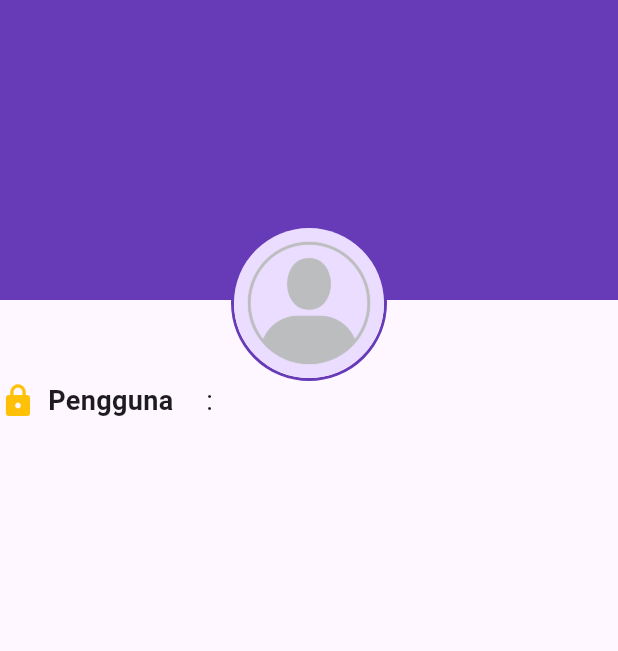
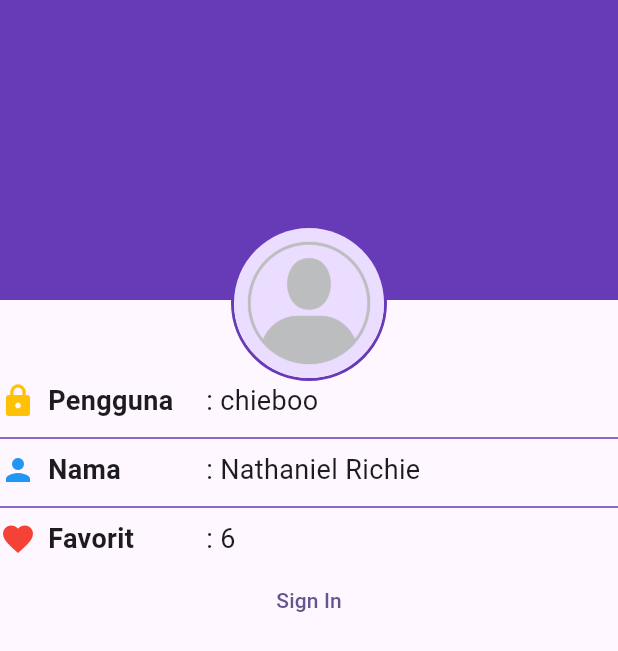
Before and after one commit to RichieRAWR-666/flutter_pab1, a Flutter app: the screen it shows after launch, on a phone screen of 412 x 824 dp. Shown: the top 651 px of the screen. Run offline on Flutter 3.47's test engine with Material 3 defaults, Android fonts, the phone set to English and light mode, and no system bars.

Commit message:
update profile screen
tambah info action

```diff
--- a/lib/screens/profile_screen.dart
+++ b/lib/screens/profile_screen.dart
@@ -11,9 +11,9 @@ class ProfileScreen extends StatefulWidget {
 class _ProfileScreenState extends State<ProfileScreen> {
   // todo 1 variabel
   bool isSignedIn = false;
-  String fullName = '';
-  String userName = '';
-  int favoriteCandiCount = 0;
+  String fullName = 'Nathaniel Richie';
+  String userName = 'chieboo';
+  int favoriteCandiCount = 6;
 
   @override
   Widget build(BuildContext context) {
@@ -59,7 +59,7 @@ class _ProfileScreenState extends State<ProfileScreen> {
           //todo 3 profile Info
           Row(children: [
             SizedBox(
-              width: MediaQuery.of(context).size.width / 3,
+              width: MediaQuery.of(context).size.width/ 3,
               child: const Row(children: [
             Icon(Icons.lock, color: Colors.amber),
             SizedBox(width: 8),
@@ -72,6 +72,46 @@ class _ProfileScreenState extends State<ProfileScreen> {
           style: const TextStyle(fontSize: 18)),
       ),
     ]),
+      SizedBox(height: 4,),
+      Divider(color: Colors.deepPurple,),
+      Row(children: [
+            SizedBox(
+              width: MediaQuery.of(context).size.width/ 3,
+              child: const Row(children: [
+            Icon(Icons.person, color: Colors.blue),
+            SizedBox(width: 8),
+            Text('Nama', style: TextStyle(
+              fontSize: 18, fontWeight: FontWeight.bold)),
+          ]),
+        ),
+        Expanded(
+          child: Text(': $fullName',
+          style: const TextStyle(fontSize: 18)),
+      ),
+        if (isSignedIn) const Icon(Icons.edit),
+    ]),
+    SizedBox(height: 4,),
+      Divider(color: Colors.deepPurple,),
+      Row(children: [
+            SizedBox(
+              width: MediaQuery.of(context).size.width/ 3,
+              child: const Row(children: [
+            Icon(Icons.favorite, color: Colors.red),
+            SizedBox(width: 8),
+            Text('Favorit', style: TextStyle(
+              fontSize: 18, fontWeight: FontWeight.bold)),
+          ]),
+        ),
+        Expanded(
+          child: Text(': $favoriteCandiCount',
+          style: const TextStyle(fontSize: 18)),
+      ),
+    ]),
+        SizedBox(height: 4,),
+        isSignedIn
+        ? TextButton(onPressed: () {}, child: const Text('Sign Out'))
+        : TextButton(onPressed: () {}, child: const Text('Sign In')),
+
           //todo 4 profile action
         ],
       ),
```
